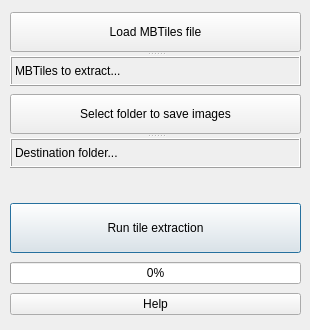
cayetanobv/QGIS-Plugin-MBTiles2img, file mbtiles2img_dialog_base.ui: the form before one commit.
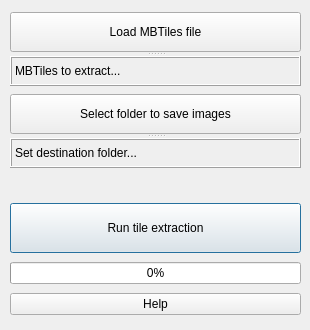
The form after the commit.

Patch:
```diff
--- a/mbtiles2img_dialog_base.ui
+++ b/mbtiles2img_dialog_base.ui
@@ -25,7 +25,7 @@
   <property name="windowTitle">
    <string>MBTiles images extract</string>
   </property>
-  <widget class="QWidget" name="">
+  <widget class="QWidget" name="layoutWidget">
    <property name="geometry">
     <rect>
      <x>10</x>
@@ -76,7 +76,7 @@
     </item>
    </layout>
   </widget>
-  <widget class="QWidget" name="">
+  <widget class="QWidget" name="layoutWidget">
    <property name="geometry">
     <rect>
      <x>10</x>
@@ -181,7 +181,7 @@
         <enum>QFrame::Raised</enum>
        </property>
        <property name="text">
-        <string>Destination folder...</string>
+        <string>Set destination folder...</string>
        </property>
        <property name="scaledContents">
         <bool>true</bool>
```
